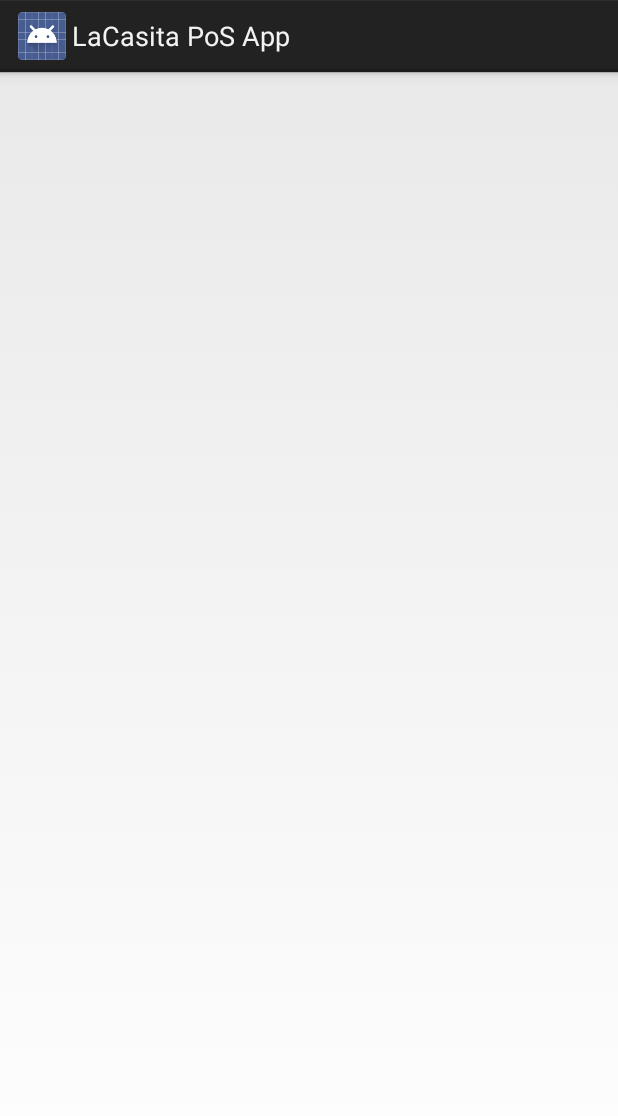
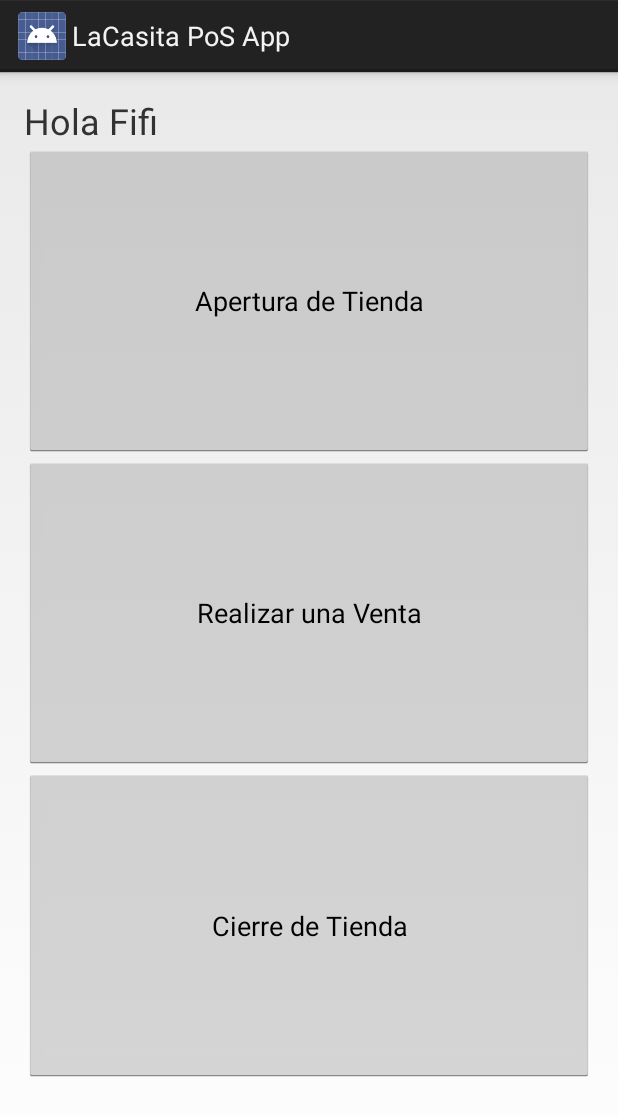
Before and after one commit to melvinrmc/mobile-android-hello-world, an Android app: the DisplayMessageActivity screen opened directly, with no data from a screen before it, on a phone screen of 412 x 824 dp. Shown: the top 1116 px of the screen. Run offline under Robolectric (Android 15) with nearby library versions, the phone set to English and light mode, and no system bars.

```diff
--- a/src/main/res/layout/activity_display_message.xml
+++ b/src/main/res/layout/activity_display_message.xml
@@ -1,9 +1,37 @@
-<?xml version="1.0" encoding="utf-8"?>
 <LinearLayout xmlns:android="http://schemas.android.com/apk/res/android"
+
+    android:id="@+id/activity_display_message"
+    android:layout_width="match_parent"
+    android:layout_height="match_parent"
+    android:layout_margin="@dimen/activity_horizontal_margin"
     android:orientation="vertical"
-    android:layout_width="fill_parent"
-    android:layout_height="fill_parent"
-    android:id="@+id/activity_display_message"
-    >
+    android:weightSum="1">
+
+    <TextView
+        android:layout_width="fill_parent"
+        android:layout_height="wrap_content"
+        android:text="@string/hola_jimmy"
+        android:textSize="24dp"
+
+        />
+
+
+    <Button
+        android:layout_width="fill_parent"
+        android:layout_height="wrap_content"
+        android:text="@string/button_apertura_tienda"
+        android:layout_weight="0.3" />
+
+    <Button
+        android:layout_width="fill_parent"
+        android:layout_height="wrap_content"
+        android:text="@string/button_realizar_venta"
+        android:layout_weight="0.3" />
+
+    <Button
+        android:layout_width="fill_parent"
+        android:layout_height="wrap_content"
+        android:text="@string/button_cierre_tienda"
+        android:layout_weight="0.3" />
 
 </LinearLayout>
--- a/src/main/res/values/strings.xml
+++ b/src/main/res/values/strings.xml
@@ -6,11 +6,16 @@
     <string name="action_settings">Configuración</string>
     <string name="hello_world">Bienvenidos a "La Casita" Pescados y Mariscos</string>
     <string name="hola_mundo">Hola Mundo</string>
-    <string name="hola_jimmy">Hola Jimmy</string>
+    <string name="hola_jimmy">Hola Fifi</string>
 
     <string name="edit_user">Usuario</string>
     <string name="edit_password">Password</string>
     <string name="button_send">Entrar</string>
     <string name="button_test">Test Amazon AWS DynamoDb </string>
 
+    <string name="button_apertura_tienda">Apertura de Tienda</string>
+    <string name="button_realizar_venta">Realizar una Venta </string>
+    <string name="button_cierre_tienda">Cierre de Tienda </string>
+
+
 </resources>
```
Also changed, not shown: src/main/java/com/codenvy/template/android/HelloAndroidActivity.java (+32 -2 lines).
